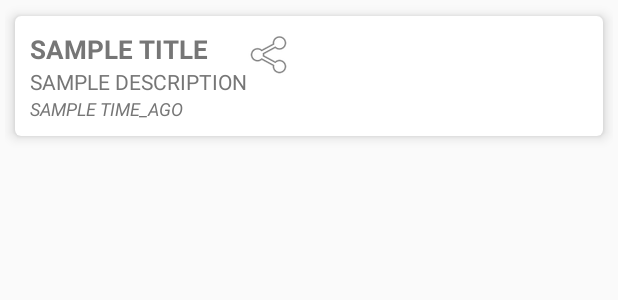
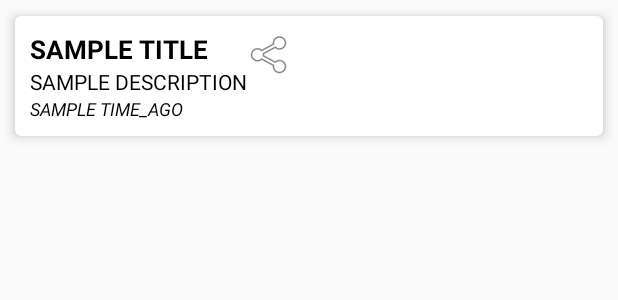
Before and after one commit to Victor-DS/Standard-Blog-App, an Android app: the layout row_publication_short.xml on its own in the app's theme, with its tools: preview values and no code run, on a phone screen of 412 x 824 dp. Shown: the top 300 px of the screen. Run offline under Robolectric (Android 15) with nearby library versions, the phone set to English and light mode, and no system bars.

Commit message:
Text color changed back to black

```diff
--- a/app/src/main/res/layout/row_publication_short.xml
+++ b/app/src/main/res/layout/row_publication_short.xml
@@ -40,7 +40,7 @@
                     android:text="SAMPLE TITLE"
                     android:textStyle="bold"
                     android:textSize="17sp"
-                    android:textColor="@color/gray_scale"
+                    android:textColor="@color/default_text_color"
                     style="@style/Base.TextAppearance.AppCompat.Large" />
 
                 <TextView
@@ -49,7 +49,7 @@
                     android:layout_height="wrap_content"
                     android:text="SAMPLE DESCRIPTION"
                     android:textSize="14sp"
-                    android:textColor="@color/gray_scale"
+                    android:textColor="@color/default_text_color"
                     style="@style/Base.TextAppearance.AppCompat.Medium" />
 
                 <TextView
@@ -59,7 +59,7 @@
                     android:text="SAMPLE TIME_AGO"
                     android:textSize="12sp"
                     android:textStyle="italic"
-                    android:textColor="@color/gray_scale"
+                    android:textColor="@color/default_text_color"
                     style="@style/Base.TextAppearance.AppCompat.Small" />
 
             </android.support.v7.widget.LinearLayoutCompat>
--- a/app/src/main/res/values/colors.xml
+++ b/app/src/main/res/values/colors.xml
@@ -4,5 +4,6 @@
     <color name="colorPrimaryDark">#303F9F</color>
     <color name="colorAccent">#FF4081</color>
 
+    <color name="default_text_color">#000</color>
     <color name="gray_scale">#767676</color>
 </resources>
```
Also changed, not shown: 1 other file.
